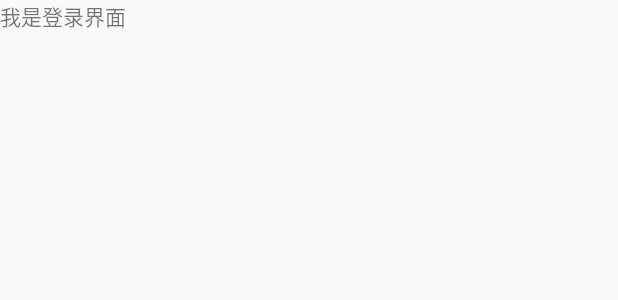
After one commit to cydear/android-aop, an Android app: the layout activity_login.xml on its own in the app's theme, with its tools: preview values and no code run, on a phone screen of 412 x 824 dp. The commit adds this screen. Shown: the top 300 px of the screen. Run offline under Robolectric (Android 15) with nearby library versions, the phone set to English and light mode, and no system bars.

Commit message:
Aop LoginAscpect

```diff
--- a/app/src/main/AndroidManifest.xml
+++ b/app/src/main/AndroidManifest.xml
@@ -16,6 +16,8 @@
                 <category android:name="android.intent.category.LAUNCHER" />
             </intent-filter>
         </activity>
+
+        <activity android:name=".LoginActivity" />
     </application>
 
 </manifest>
--- /dev/null
+++ b/app/src/main/res/layout/activity_login.xml
@@ -0,0 +1,10 @@
+<?xml version="1.0" encoding="utf-8"?>
+<LinearLayout xmlns:android="http://schemas.android.com/apk/res/android"
+    android:layout_width="match_parent"
+    android:layout_height="match_parent">
+
+    <TextView
+        android:layout_width="wrap_content"
+        android:layout_height="wrap_content"
+        android:text="我是登录界面" />
+</LinearLayout>
--- a/build.gradle
+++ b/build.gradle
@@ -3,9 +3,10 @@
 buildscript {
 
     repositories {
+        mavenCentral()
+        maven { url 'https://maven.google.com' }
         google()
         jcenter()
-        mavenCentral()
     }
     dependencies {
         classpath 'com.android.tools.build:gradle:3.2.1'
@@ -19,9 +20,10 @@ buildscript {
 
 allprojects {
     repositories {
+        mavenCentral()
+        maven { url 'https://maven.google.com' }
         google()
         jcenter()
-        mavenCentral()
     }
 }
 
--- a/gradle.properties
+++ b/gradle.properties
@@ -6,7 +6,7 @@
 # http://www.gradle.org/docs/current/userguide/build_environment.html
 # Specifies the JVM arguments used for the daemon process.
 # The setting is particularly useful for tweaking memory settings.
-org.gradle.jvmargs=-Xmx1536m
+#org.gradle.jvmargs=-Xmx1536m
 # When configured, Gradle will run in incubating parallel mode.
 # This option should only be used with decoupled projects. More details, visit
 # http://www.gradle.org/docs/current/userguide/multi_project_builds.html#sec:decoupled_projects
```
Also changed, not shown: app/src/main/java/com/aop/app/LoginActivity.java (added, +13 -0 lines), app/src/main/java/com/aop/app/MainActivity.java (+16 -0 lines), app/src/main/java/com/aop/app/aspect/CheckLoginAnnotation.java (added, +15 -0 lines), app/src/main/java/com/aop/app/aspect/LoginAspect.java (added, +37 -0 lines), app/src/main/res/layout/activity_main.xml (+7 -10 lines), gradle/wrapper/gradle-wrapper.properties, 1 other file.
